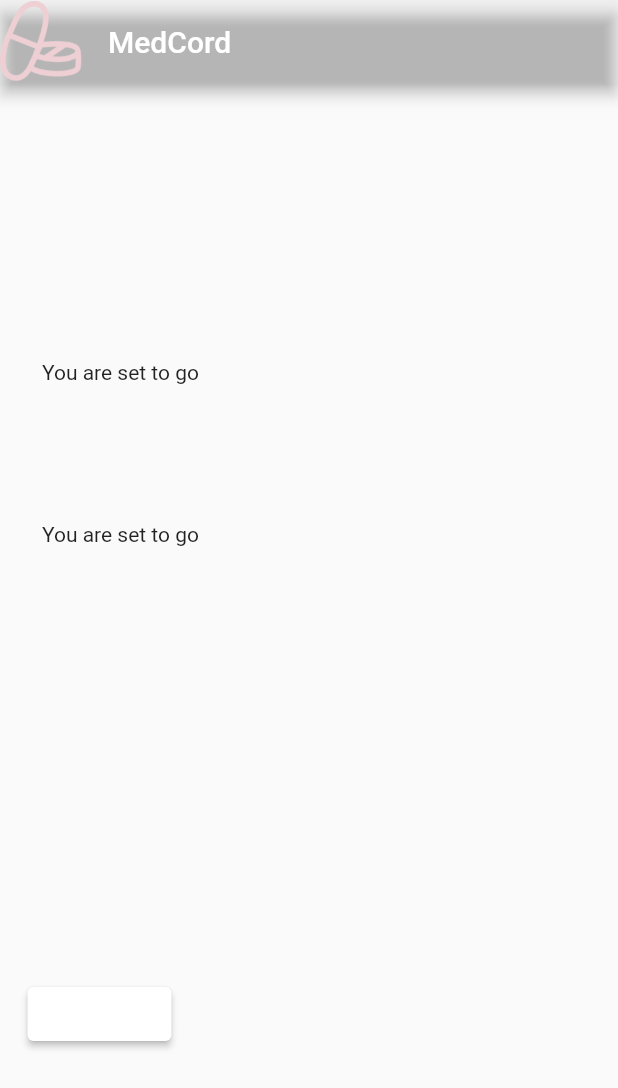
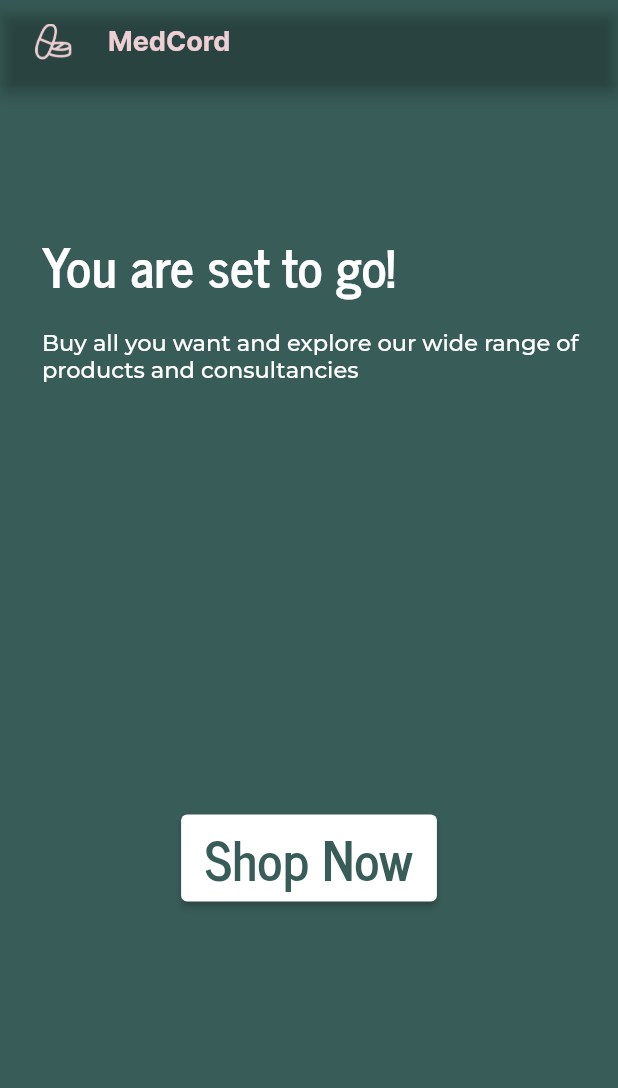
Before and after one commit to Coder-Manan/SheBuilds-MaSaLa, a Flutter app: the WelcomeScreen screen opened directly, on a phone screen of 412 x 824 dp. Shown: the top 1088 px of the screen. Run offline on Flutter 3.47's test engine with Material 2 defaults, Android fonts, the phone set to English and light mode, and no system bars; our stand-ins replace flutter_bloc, get, hive; accounts and stored records are empty.

Commit message:
add welcome screen

```diff
--- a/frontend/lib/app_theme.dart
+++ b/frontend/lib/app_theme.dart
@@ -6,16 +6,24 @@ class AppTheme {
       scaffoldBackgroundColor = Color(0xFF385C58),
       gold = Color(0xFFEDCFD4);
 
-  static final TextTheme _textTheme = TextTheme(
-    headline1: const TextStyle(
+  static const TextTheme _textTheme = TextTheme(
+    headline1:
+        TextStyle(
         color: white, fontSize: 35, fontFamily: 'News Cycle Bold'),
-    bodyText1: const TextStyle(
-        color: white, fontSize: 15, fontFamily: 'Montserrat-Medium'),
-    labelMedium: const TextStyle(
+    bodyText1:
+        TextStyle(color: white, fontSize: 15, fontFamily: 'Montserrat Medium'),
+    labelMedium: TextStyle(
         color: cardLabelColor, fontSize: 24, fontFamily: 'News Cycle Bold'),
-    labelSmall: const TextStyle(
-        color: cardLabelColor, fontSize: 12, fontFamily: 'Montserrat-Regular'),
-    titleMedium:
-        const TextStyle(color: gold, fontSize: 18, fontFamily: 'Inter Bold'),
+    // labelSmall: const TextStyle(
+    //     color: cardLabelColor, fontSize: 12, fontFamily: 'Montserrat-Regular'),
+    bodyText2: TextStyle(color: gold, fontSize: 18, fontFamily: 'Inter'),
   );
+
+  //App Theme
+  static final ThemeData _theme = ThemeData(
+    textTheme: _textTheme,
+    scaffoldBackgroundColor: scaffoldBackgroundColor,
+  );
+
+  static ThemeData get theme => _theme;
 }
--- /dev/null
+++ b/frontend/lib/domain/repositories/dummy_repository.dart
@@ -0,0 +1 @@
+class DummyRepository {}
--- a/frontend/lib/presentation/welcome_screen.dart
+++ b/frontend/lib/presentation/welcome_screen.dart
@@ -1,36 +1,55 @@
 import 'package:flutter/material.dart';
+import 'package:frontend/app_theme.dart';
 
 class WelcomeScreen extends StatelessWidget {
   const WelcomeScreen({super.key});
+  static const id = 'welcome';
 
   @override
   Widget build(BuildContext context) {
     return Scaffold(
       appBar: AppBar(
-        leading: Image.asset('assets/images/logo-appbar.png'),
+        leading: Container(
+            margin: const EdgeInsets.fromLTRB(16, 16, 0, 16),
+            child: Image.asset('assets/images/logo-appbar.png')),
         backgroundColor: Colors.transparent,
-        title: const Text('MedCord'),
+        title: Text(
+          'MedCord',
+          style: Theme.of(context).textTheme.bodyText2,
+        ),
       ),
       body: Column(
+        crossAxisAlignment: CrossAxisAlignment.start,
         children: [
-          const SizedBox(
-            height: 92,
+          // const SizedBox(
+          //   height: 92,
+          // ),
+          Container(
+            margin: const EdgeInsets.fromLTRB(28, 92, 0, 0),
+            child: Text('You are set to go!',
+                style: Theme.of(context).textTheme.headline1),
           ),
           Container(
-            margin: const EdgeInsets.fromLTRB(28, 92, 0, 0),
-            child: const Text('You are set to go'),
-          ),
-          Container(
-            margin: const EdgeInsets.fromLTRB(28, 92, 0, 0),
-            child: const Text('You are set to go'),
+            margin: const EdgeInsets.fromLTRB(28, 13, 0, 0),
+            child: Text(
+                'Buy all you want and explore our wide range of products and consultancies',
+                style: Theme.of(context).textTheme.bodyText1),
           ),
           const SizedBox(
             height: 288,
           ),
-          ElevatedButton(
-              onPressed: () {},
-              style: ElevatedButton.styleFrom(backgroundColor: Colors.white),
-              child: const Text('Shop Now')),
+          Center(
+            child: ElevatedButton(
+                onPressed: () {},
+                style: ElevatedButton.styleFrom(backgroundColor: Colors.white),
+                child: Text(
+                  'Shop Now',
+                  style: Theme.of(context)
+                      .textTheme
+                      .headline1
+                      ?.copyWith(color: AppTheme.scaffoldBackgroundColor),
+                )),
+          ),
         ],
       ),
     );
--- a/frontend/pubspec.yaml
+++ b/frontend/pubspec.yaml
@@ -39,6 +39,8 @@ dependencies:
   http: ^0.13.5
   hive: ^2.2.3
   hive_flutter: ^1.1.0
+  flutter_bloc: ^8.1.1
+  get: ^4.6.5
 
 dev_dependencies:
   flutter_test:
@@ -81,7 +83,7 @@ flutter:
   # list giving the asset and other descriptors for the font. For
   # example:
   fonts:
-    - family: News Cycle
+    - family: News Cycle Bold
       fonts:
         - asset: assets/fonts/NewsCycle-Bold.ttf
     - family: Montserrat Regular
@@ -92,7 +94,7 @@ flutter:
         - asset: assets/fonts/Montserrat-Medium.ttf
     - family: Inter
       fonts:
-        - asset: assets/fonts/Inter Bold.ttf
+        - asset: assets/fonts/Inter-Bold.ttf
 
   # For details regarding fonts from package dependencies,
   # see https://flutter.dev/custom-fonts/#from-packages
```
Also changed, not shown: frontend/lib/app_router.dart (added, +13 -0 lines), frontend/lib/main.dart (+21 -104 lines), frontend/pubspec.lock.
